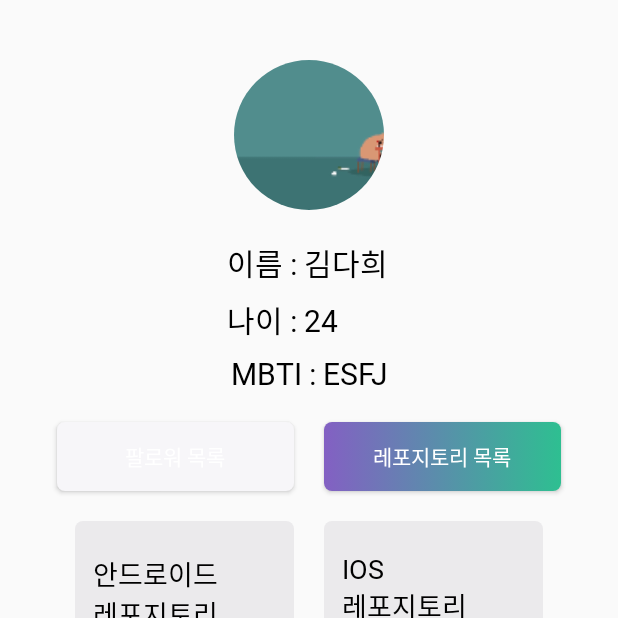
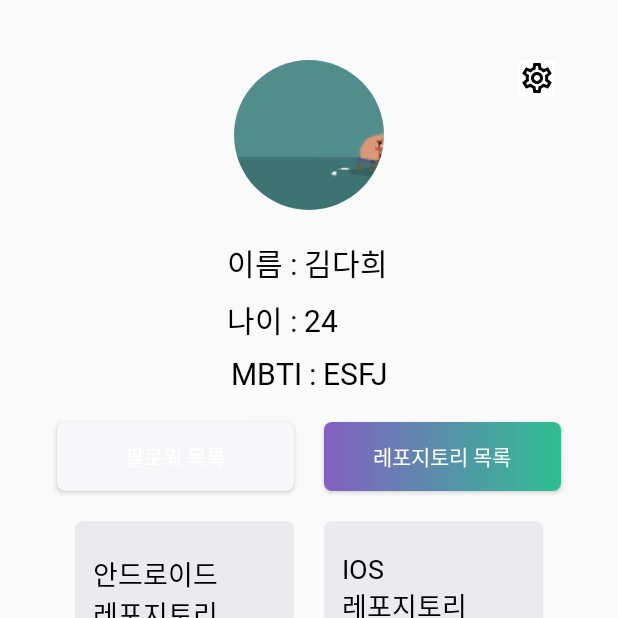
Before and after one commit to SOPT-30-ANDROID-1/Katana, an Android app: the ProfileFragment screen opened directly, with no data from a screen before it, after a tap on "레포지토리 목록", on a phone screen of 412 x 824 dp, the top half of it. Run offline under Robolectric (Android 15) with nearby library versions, the phone set to English and light mode, and no system bars; pictures from the network do not load.

Commit message:
필수 과제 자동 로그인 해제 구현

```diff
--- a/app/src/main/AndroidManifest.xml
+++ b/app/src/main/AndroidManifest.xml
@@ -15,6 +15,7 @@
         <activity android:name=".ui.DetailActivity" />
         <activity android:name=".ui.home.HomeActivity" />
         <activity android:name=".ui.SignUpActivity" />
+        <activity android:name=".ui.home.profile.SettingActivity" />
         <activity
             android:name=".ui.SignInActivity"
             android:exported="true">
--- a/app/src/main/java/com/example/seminar1/ui/home/profile/ProfileFragment.kt
+++ b/app/src/main/java/com/example/seminar1/ui/home/profile/ProfileFragment.kt
@@ -1,5 +1,6 @@
 package com.example.seminar1.ui.home.profile
 
+import android.content.Intent
 import android.os.Bundle
 import androidx.fragment.app.Fragment
 import android.view.LayoutInflater
@@ -54,6 +55,10 @@ class ProfileFragment : Fragment() {
                     replaceFragment<RepositoryFragment>(REPO_POSITION)
                 }
             }
+            ibSettings.setOnClickListener {
+                val intent = Intent(context, SettingActivity::class.java)
+                startActivity(intent)
+            }
         }
     }
 
--- a/app/src/main/res/layout/activity_sign_in.xml
+++ b/app/src/main/res/layout/activity_sign_in.xml
@@ -34,8 +34,10 @@
         android:layout_width="wrap_content"
         android:layout_height="wrap_content"
         android:layout_marginStart="3dp"
-        android:layout_marginTop="26dp"
+        android:layout_marginTop="24dp"
+        android:fontFamily="@font/noto_sans_kr"
         android:text="자동 로그인"
+        android:textFontWeight="400"
         app:layout_constraintStart_toEndOf="@id/ib_check"
         app:layout_constraintTop_toBottomOf="@id/tv_sopt" />
 
--- a/app/src/main/res/layout/fragment_profile.xml
+++ b/app/src/main/res/layout/fragment_profile.xml
@@ -14,6 +14,17 @@
         android:src="@drawable/profile3"
         app:layout_constraintEnd_toEndOf="parent"
         app:layout_constraintStart_toStartOf="parent"
+        app:layout_constraintTop_toTopOf="parent" />
+
+    <ImageButton
+        android:id="@+id/ib_settings"
+        android:layout_width="wrap_content"
+        android:layout_height="wrap_content"
+        android:layout_marginStart="90dp"
+        android:layout_marginTop="40dp"
+        android:background="#ffffff"
+        android:src="@drawable/ic_settings_24"
+        app:layout_constraintStart_toEndOf="@id/iv_profile"
         app:layout_constraintTop_toTopOf="parent" />
 
     <TextView
--- a/build.gradle
+++ b/build.gradle
@@ -7,7 +7,7 @@ buildscript {
     }
     dependencies {
         classpath "com.android.tools.build:gradle:4.1.2"
-        classpath "org.jetbrains.kotlin:kotlin-gradle-plugin:$kotlin_version"
+        classpath "org.jetbrains.kotlin:kotlin-gradle-plugin:1.6.10"
 
         // NOTE: Do not place your application dependencies here; they belong
         // in the individual module build.gradle files
```
Also changed, not shown: app/src/main/java/com/example/seminar1/ui/home/profile/SettingActivity.kt (added, +29 -0 lines), app/src/main/res/layout/activity_setting.xml (added, +42 -0 lines).
